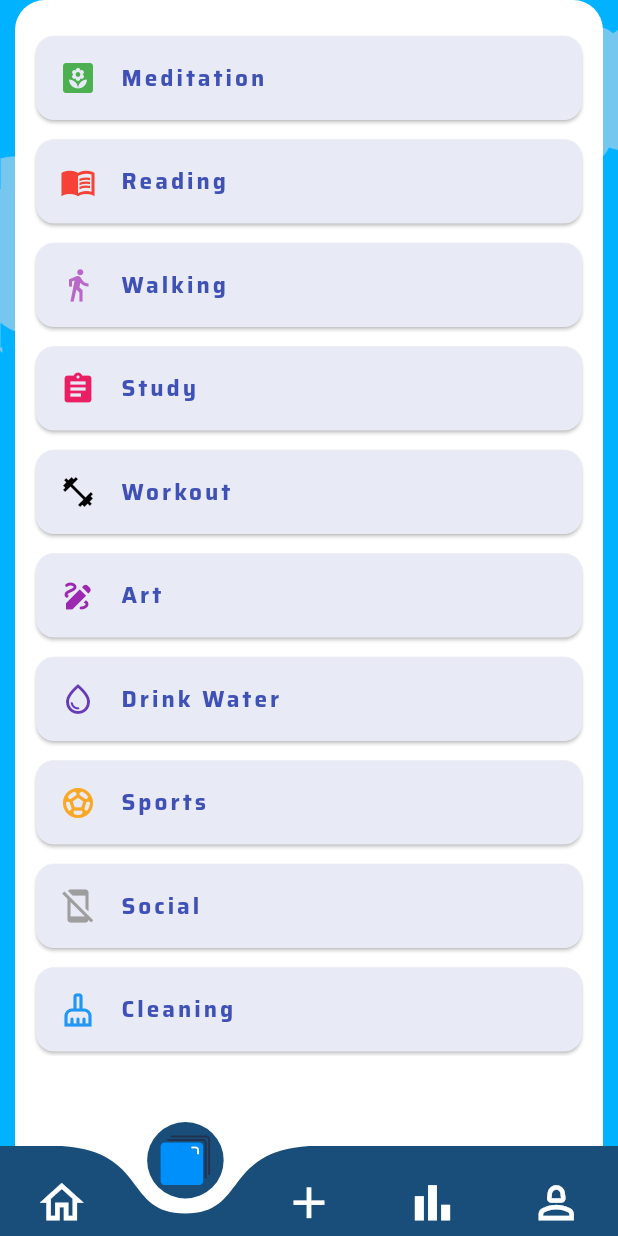
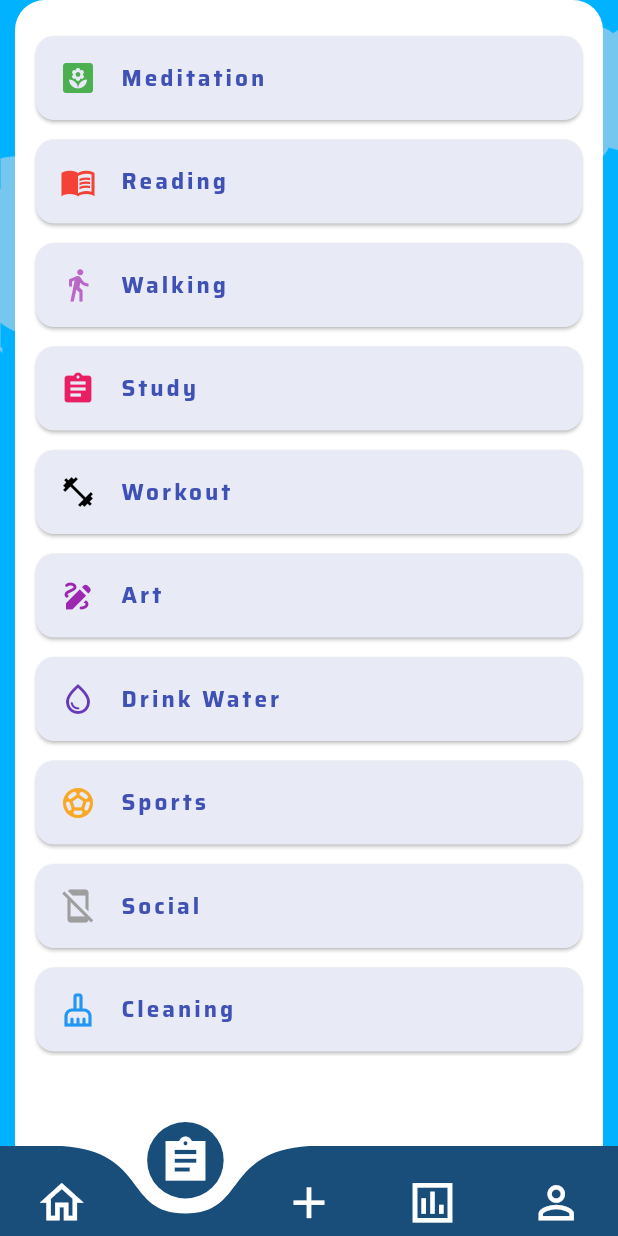
Before and after one commit to amaljosev/habit_app, a Flutter app: the Home screen opened directly, item 2 of the bottom bar chosen, on a phone screen of 412 x 824 dp. Run offline on Flutter 3.47's test engine with Material 2 defaults, Android fonts, the phone set to English and light mode, and no system bars; drawn by our look-alikes of curved_navigation_bar; our stand-ins replace circular_countdown_timer, email_validator, fl_chart, flutter_rating_bar, flutter_svg, google_fonts and 11 more; missing offline and left inert: selector_wheel; accounts and stored records are empty.

Commit message:
navigtion bar changed

```diff
--- a/lib/screens/bottom_navigation.dart/widget_categories.dart
+++ b/lib/screens/bottom_navigation.dart/widget_categories.dart
@@ -17,6 +17,7 @@ class _CategoryWidgetState extends State<CategoryWidget> {
   Widget build(BuildContext context) {
     return  SafeArea(
         child: Container(
+
           decoration: const BoxDecoration(
           color: Colors.white,
           borderRadius: BorderRadius.only(
--- a/lib/screens/bottom_navigation.dart/widget_newcategory.dart
+++ b/lib/screens/bottom_navigation.dart/widget_newcategory.dart
@@ -6,7 +6,7 @@ import 'package:toggle_switch/toggle_switch.dart';
 import 'package:weekday_selector/weekday_selector.dart';
 import '../../functions/hive_functions/db_start.dart';
 import '../../models/user_model.dart';
-import '../home.dart';
+import '../screen_home.dart';
 
 class StartWidget extends StatefulWidget {
   const StartWidget({Key? key}) : super(key: key);
--- a/lib/screens/bottom_navigation.dart/widget_today.dart
+++ b/lib/screens/bottom_navigation.dart/widget_today.dart
@@ -15,6 +15,7 @@ class _TodayWidgetState extends State<TodayWidget> {
   @override
   Widget build(BuildContext context) {
     return Container(
+
       decoration: const BoxDecoration(
         color: Colors.white,
         borderRadius: BorderRadius.only(
--- a/lib/screens/home.dart
+++ /dev/null
@@ -1,203 +0,0 @@
-import 'package:curved_navigation_bar/curved_navigation_bar.dart';
-import 'package:flutter/material.dart';
-import 'package:flutter_svg/svg.dart';
-import 'package:habit_project/screens/bottom_navigation.dart/widget_me.dart';
-import 'package:habit_project/screens/bottom_navigation.dart/widget_newcategory.dart';
-import 'package:table_calendar/table_calendar.dart';
-import '../functions/hive_functions/db_functions.dart';
-import 'bottom_navigation.dart/journey_screen.dart';
-import 'bottom_navigation.dart/widget_categories.dart';
-import 'bottom_navigation.dart/widget_today.dart';
-
-class Home extends StatefulWidget {
-  const Home({super.key});
-
-  @override
-  State<Home> createState() => _HomeState();
-}
-
-class _HomeState extends State<Home> {
-  int page = 0;
-  String username = '';
-
-  @override
-  void initState() {
-    super.initState();
-
-    fetchUsername();
-  }
-
-  void fetchUsername() async {
-    final db = SignUpDB();
-    final dataList = await db.getDatas();
-    if (dataList.isNotEmpty) {
-      setState(() {
-        username = dataList.last.username;
-      });
-    }
-  }
-
-  static const List<Widget> widgetOptions = [
-    TodayWidget(),
-    CategoryWidget(),
-    StartWidget(),
-    JourneyPage(),
-    ScreenMe(),
-  ];
-
-  void onItemTapped(int index) {
-    setState(() {
-      page = index;
-    });
-  }
-
-  GlobalKey<CurvedNavigationBarState> bottomNavigationKey = GlobalKey();
-  @override
-  Widget build(BuildContext context) {
-    return Scaffold(
-      backgroundColor: Colors.blueGrey,
-      extendBody: true,
-      body: SingleChildScrollView(
-        child: Container(
-          width: MediaQuery.of(context).size.width,
-          height: MediaQuery.of(context).size.height,
-          decoration: const BoxDecoration(
-            image: DecorationImage(
-              image: AssetImage('lib/assets/images/bg_painted.png'),
-              fit: BoxFit.fill,
-            ),
-          ),
-          child: Padding(
-            padding: const EdgeInsets.only(
-              left: 10,
-              right: 10,
-            ),
-            child: SingleChildScrollView(
-              child: SafeArea(
-                child: Column(
-                  children: [
-                    if (shouldShowCalendar(page))
-                      TableCalendar(
-                        pageJumpingEnabled: true,
-                        firstDay: DateTime.utc(2010, 10, 16),
-                        lastDay: DateTime.utc(2035, 10, 16),
-                        focusedDay: DateTime.now(),
-                        calendarFormat: CalendarFormat.week,
-                        calendarStyle: CalendarStyle(
-                          outsideDaysVisible: true,
-                          todayDecoration: BoxDecoration(
-                            color: Colors.indigo.shade900,
-                            shape: BoxShape.circle,
-                          ),
-                        ),
-                        daysOfWeekStyle: const DaysOfWeekStyle(
-                          weekdayStyle: TextStyle(color: Colors.indigo),
-                          weekendStyle: TextStyle(color: Colors.indigo),
-                        ),
-                        headerStyle: HeaderStyle(
-                          rightChevronVisible: false,
-                          leftChevronVisible: false,
-                          titleTextFormatter: (date, locale) => 'Hey $username',
-                          headerPadding: const EdgeInsets.all(15),
-                          formatButtonVisible: false,
-                          titleTextStyle: const TextStyle(
-                              color: Colors.indigo,
-                              fontSize: 20,
-                              fontWeight: FontWeight.bold),
-                        ),
-                      ),
-                    SizedBox(
-                        width: MediaQuery.of(context).size.width,
-                        height: MediaQuery.of(context).size.height,
-                        child: widgetOptions.elementAt(page)),
-                  ],
-                ),
-              ),
-            ),
-          ),
-        ),
-      ),
-      bottomNavigationBar: CurvedNavigationBar(
-        key: bottomNavigationKey,
-        index: 0,
-        height: 60.0,
-        items: [
-          shouldChangeIconColor(page, 0)
-              ? SvgPicture.asset(
-                  'lib/assets/svg/house.svg',
-                  width: 35,
-                  height: 35,
-                )
-              : const Icon(
-                  Icons.home_outlined,
-                  color: Colors.white,
-                  size: 35,
-                ),
-          shouldChangeIconColor(page, 1)
-              ? SvgPicture.asset(
-                  'lib/assets/svg/category.svg',
-                  width: 35,
-                  height: 35,
-                )
-              : const Icon(
-                  Icons.assignment_sharp,
-                  color: Colors.white,
-                  size: 35,
-                ),
-          shouldChangeIconColor(page, 2)
-              ? SvgPicture.asset(
-                  'lib/assets/svg/add.svg',
-                  width: 35,
-                  height: 35,
-                )
-              : const Icon(
-                  Icons.add,
-                  color: Colors.white,
-                  size: 35,
-                ),
-          shouldChangeIconColor(page, 3)
-              ? SvgPicture.asset(
-                  'lib/assets/svg/statistics-graph.svg',
-                  width: 35,
-                  height: 35,
-                )
-              : const Icon(
-                  Icons.bar_chart,
-                  color: Colors.white,
-                  size: 35,
-                ),
-                shouldChangeIconColor(page, 3)
-              ? const Icon(
-                  Icons.person,
-                  color: Colors.white,
-                  size: 35,
-                )
-              : const Icon(
-                  Icons.person_2_outlined,
-                  color: Colors.white,
-                  size: 35,
-                ),
-        ],
-        color: const Color.fromARGB(255, 25, 78, 122),
-        backgroundColor: Colors.transparent,
-        animationCurve: Curves.easeInOut,
-        animationDuration: const Duration(milliseconds: 900),
-        buttonBackgroundColor: const Color.fromARGB(255, 25, 78, 122),
-        onTap: (index) {
-          setState(() {
-            page = index;
-          });
-        },
-        letIndexChange: (index) => true,
-      ),
-    );
-  }
-
-  bool shouldChangeIconColor(int selectedIndex, int iconIndex) {
-    return selectedIndex == iconIndex;
-  }
-
-  bool shouldShowCalendar(int currentPageIndex) {
-    return currentPageIndex == 0;
-  }
-}
--- a/lib/screens/screen_home.dart
+++ b/lib/screens/screen_home.dart
@@ -1,6 +1,5 @@
 import 'package:curved_navigation_bar/curved_navigation_bar.dart';
 import 'package:flutter/material.dart';
-import 'package:flutter_svg/svg.dart';
 import 'package:habit_project/screens/bottom_navigation.dart/widget_me.dart';
 import 'package:habit_project/screens/bottom_navigation.dart/widget_newcategory.dart';
 import 'package:table_calendar/table_calendar.dart';
@@ -85,7 +84,6 @@ class _HomeState extends State<Home> {
                         calendarFormat: CalendarFormat.week,
                         calendarStyle: CalendarStyle(
                           outsideDaysVisible: true,
-                          outsideTextStyle: const TextStyle(color: Colors.black),
                           todayDecoration: BoxDecoration(
                             color: Colors.indigo.shade900,
                             shape: BoxShape.circle,
@@ -124,10 +122,10 @@ class _HomeState extends State<Home> {
         height: 60.0,
         items: [
           shouldChangeIconColor(page, 0)
-              ? SvgPicture.asset(
-                  'lib/assets/svg/house.svg',
-                  width: 35,
-                  height: 35,
+              ? const Icon(
+                  Icons.home,
+                  color: Colors.white,
+                  size: 35,
                 )
               : const Icon(
                   Icons.home_outlined,
@@ -135,21 +133,21 @@ class _HomeState extends State<Home> {
                   size: 35,
                 ),
           shouldChangeIconColor(page, 1)
-              ? SvgPicture.asset(
-                  'lib/assets/svg/menu (1).svg',
-                  width: 35,
-                  height: 35,
+              ? const Icon(
+                  Icons.assignment_sharp,
+                  color: Colors.white,
+                  size: 35,
                 )
               : const Icon(
-                  Icons.assignment_sharp,
+                  Icons.assignment_outlined,
                   color: Colors.white,
                   size: 35,
                 ),
           shouldChangeIconColor(page, 2)
-              ? SvgPicture.asset(
-                  'lib/assets/svg/add (1).svg',
-                  width: 35,
-                  height: 35,
+              ? const Icon(
+                  Icons.add ,
+                  color: Colors.white,
+                  size: 35,
                 )
               : const Icon(
                   Icons.add,
@@ -157,24 +155,24 @@ class _HomeState extends State<Home> {
                   size: 35,
                 ),
           shouldChangeIconColor(page, 3)
-              ? SvgPicture.asset(
-                  'lib/assets/svg/add (1).svg',
-                  width: 35,
-                  height: 35,
+              ? const Icon(
+                  Icons.bar_chart_rounded,
+                  color: Colors.white,
+                  size: 35,
                 )
               : const Icon(
-                  Icons.bar_chart,
+                  Icons.  insert_chart_outlined_sharp,
                   color: Colors.white,
                   size: 35,
                 ),
-                shouldChangeIconColor(page, 3)
-              ? SvgPicture.asset(
-                  'lib/assets/svg/profile.svg',
-                  width: 35,
-                  height: 35,
+                shouldChangeIconColor(page, 4)
+              ? const Icon(
+                  Icons.person,
+                  color: Colors.white,
+                  size: 35,
                 )
               : const Icon(
-                  Icons.person_2_outlined,
+                  Icons.  person_outline,
                   color: Colors.white,
                   size: 35,
                 ),
--- a/lib/screens/screen_start.dart
+++ b/lib/screens/screen_start.dart
@@ -9,7 +9,7 @@ import '../functions/hive_functions/db_date.dart';
 import '../models/date models/date_model.dart';
 
 import '../models/user_model.dart';
-import 'home.dart';
+import 'screen_home.dart';
 
 class StartScreen extends StatefulWidget {
   final String name;
@@ -53,7 +53,7 @@ class _StartScreenState extends State<StartScreen> {
         height: MediaQuery.of(context).size.height,
         decoration: const BoxDecoration(
           image: DecorationImage(
-            image: AssetImage('lib/assets/images/new_bg.jpg'),
+            image: AssetImage('lib/assets/images/new_home.png'),
             fit: BoxFit.fill,
           ),
         ),
--- a/lib/screens/start/screen_login.dart
+++ b/lib/screens/start/screen_login.dart
@@ -4,7 +4,7 @@ import 'package:habit_project/main.dart';
 
 import 'package:shared_preferences/shared_preferences.dart';
 import '../../functions/hive_functions/db_functions.dart';
-import '../home.dart';
+import '../screen_home.dart';
 
 class LogInPage extends StatefulWidget {
   const LogInPage({super.key});
--- a/lib/screens/start/screen_signup.dart
+++ b/lib/screens/start/screen_signup.dart
@@ -5,7 +5,7 @@ import '../../functions/hive_functions/db_functions.dart';
 import '../../main.dart';
 import 'package:email_validator/email_validator.dart';
 import '../../models/signup_models/signup_model.dart';
-import '../home.dart';
+import '../screen_home.dart';
 
 class SignUp extends StatefulWidget {
   const SignUp({super.key});
--- a/lib/screens/start/screen_splash.dart
+++ b/lib/screens/start/screen_splash.dart
@@ -4,7 +4,7 @@ import 'package:video_player/video_player.dart';
 import 'package:shared_preferences/shared_preferences.dart';
 import '../../functions/hive_functions/db_start.dart';
 import '../../main.dart';
-import '../home.dart';
+import '../screen_home.dart';
 import 'on_boarding_screen.dart';
 
 
--- a/lib/screens/user/edit_user.dart
+++ b/lib/screens/user/edit_user.dart
@@ -8,7 +8,7 @@ import 'package:toggle_switch/toggle_switch.dart';
 import 'package:weekday_selector/weekday_selector.dart';
 import '../../functions/hive_functions/db_start.dart';
 import '../../models/user_model.dart';
-import '../home.dart';
+import '../screen_home.dart';
 
 class EditUser extends StatefulWidget {
   final int index;
--- a/lib/screens/user/screen_user.dart
+++ b/lib/screens/user/screen_user.dart
@@ -14,7 +14,7 @@ import '../../functions/hive_functions/db_start.dart';
 import '../../models/analysis model/analysis_model.dart';
 import '../../models/count_model/count_model.dart';
 import '../../models/user_model.dart';
-import '../home.dart';
+import '../screen_home.dart';
 import 'edit_user.dart';
 
 ValueNotifier<int> habitNameNotifier = ValueNotifier<int>(habitName ?? 0);
--- a/lib/screens/user/user_functions/popup_functions.dart.dart
+++ b/lib/screens/user/user_functions/popup_functions.dart.dart
@@ -1,7 +1,7 @@
 import 'package:flutter/material.dart';
 
 import '../../../functions/hive_functions/db_start.dart';
-import '../../home.dart';
+import '../../screen_home.dart';
 
 
   popupDialogueBox(int indexValue,BuildContext context) {
```
Also changed, not shown: pubspec.yaml (+1 -7 lines), lib/assets/svg/add.svg (deleted), lib/assets/svg/category.svg (deleted), lib/assets/svg/house.svg (deleted), lib/assets/svg/linkedin.svg (deleted), lib/assets/svg/statistics-graph.svg (deleted).
